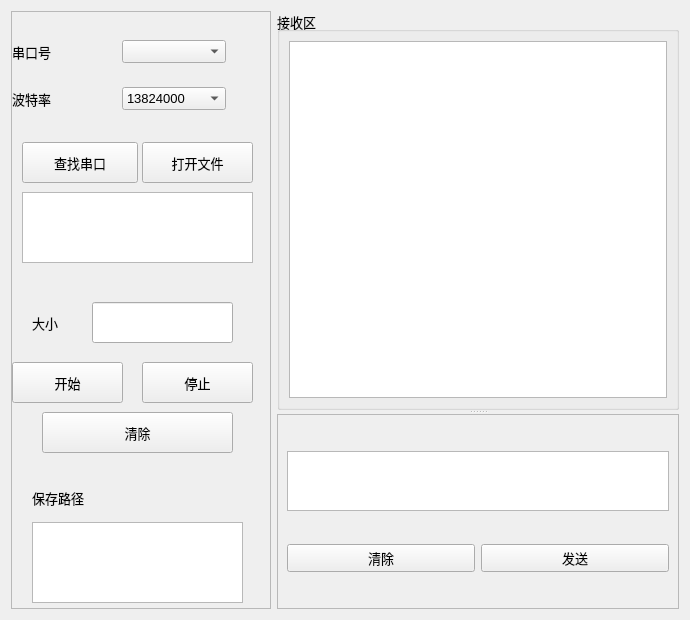
This is CreatePort.ui in xmsp1/SerialGUI as Qt 5 draws it before an edit. The edited form follows.
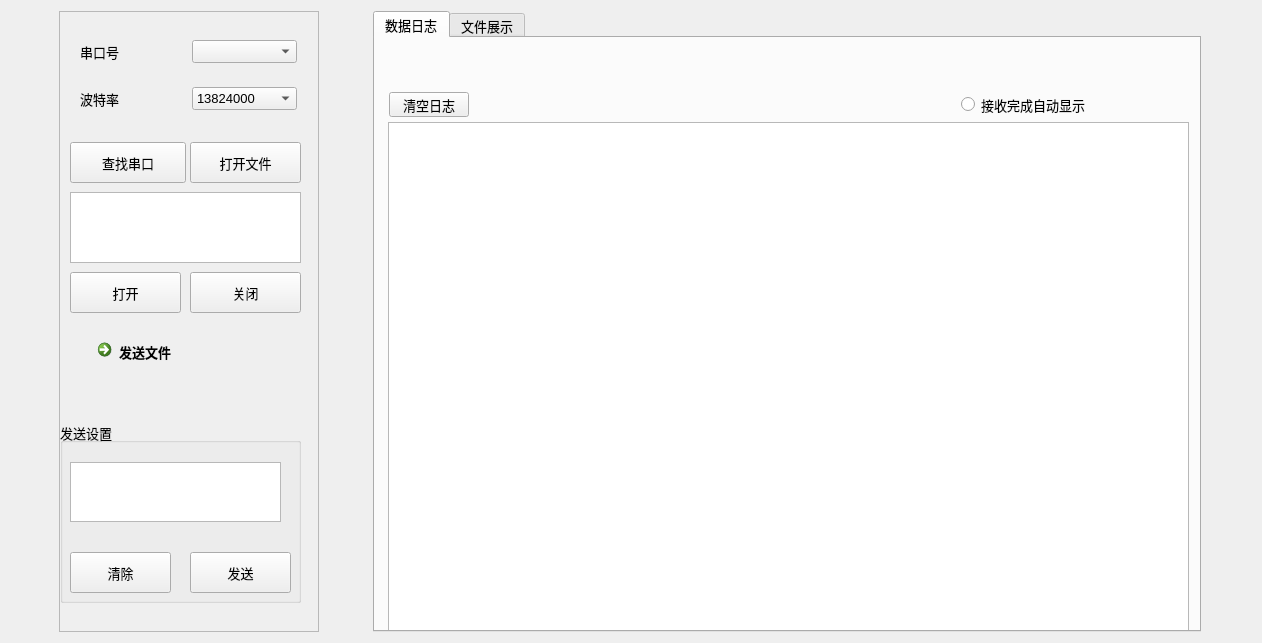
This is the edited form.

Commit message: 加载HTML

```diff
--- a/CreatePort.ui
+++ b/CreatePort.ui
@@ -6,8 +6,8 @@
    <rect>
     <x>0</x>
     <y>0</y>
-    <width>690</width>
-    <height>620</height>
+    <width>1262</width>
+    <height>643</height>
    </rect>
   </property>
   <property name="font">
@@ -18,84 +18,8 @@
   <property name="windowTitle">
    <string>Form</string>
   </property>
-  <layout class="QGridLayout" name="gridLayout_3">
-   <item row="0" column="1">
-    <widget class="QSplitter" name="splitter_2">
-     <property name="orientation">
-      <enum>Qt::Vertical</enum>
-     </property>
-     <widget class="QGroupBox" name="groupBox">
-      <property name="title">
-       <string>接收区</string>
-      </property>
-      <layout class="QHBoxLayout" name="horizontalLayout">
-       <item>
-        <widget class="QTextEdit" name="text_showR">
-         <property name="font">
-          <font>
-           <pointsize>10</pointsize>
-          </font>
-         </property>
-         <property name="html">
-          <string>&lt;!DOCTYPE HTML PUBLIC &quot;-//W3C//DTD HTML 4.0//EN&quot; &quot;http://www.w3.org/TR/REC-html40/strict.dtd&quot;&gt;
-&lt;html&gt;&lt;head&gt;&lt;meta name=&quot;qrichtext&quot; content=&quot;1&quot; /&gt;&lt;style type=&quot;text/css&quot;&gt;
-p, li { white-space: pre-wrap; }
-&lt;/style&gt;&lt;/head&gt;&lt;body style=&quot; font-family:'SimSun'; font-size:10pt; font-weight:400; font-style:normal;&quot;&gt;
-&lt;p style=&quot;-qt-paragraph-type:empty; margin-top:0px; margin-bottom:0px; margin-left:0px; margin-right:0px; -qt-block-indent:0; text-indent:0px;&quot;&gt;&lt;br /&gt;&lt;/p&gt;&lt;/body&gt;&lt;/html&gt;</string>
-         </property>
-        </widget>
-       </item>
-      </layout>
-     </widget>
-     <widget class="QScrollArea" name="scrollArea_2">
-      <property name="widgetResizable">
-       <bool>true</bool>
-      </property>
-      <widget class="QWidget" name="scrollAreaWidgetContents_2">
-       <property name="geometry">
-        <rect>
-         <x>0</x>
-         <y>0</y>
-         <width>404</width>
-         <height>193</height>
-        </rect>
-       </property>
-       <layout class="QGridLayout" name="gridLayout_2">
-        <item row="1" column="0">
-         <widget class="QPushButton" name="btn_clearS">
-          <property name="text">
-           <string>清除</string>
-          </property>
-         </widget>
-        </item>
-        <item row="1" column="1">
-         <widget class="QPushButton" name="btn_send">
-          <property name="text">
-           <string>发送</string>
-          </property>
-         </widget>
-        </item>
-        <item row="0" column="0" colspan="2">
-         <widget class="QTextEdit" name="text_showS">
-          <property name="maximumSize">
-           <size>
-            <width>16777215</width>
-            <height>60</height>
-           </size>
-          </property>
-          <property name="font">
-           <font>
-            <pointsize>10</pointsize>
-           </font>
-          </property>
-         </widget>
-        </item>
-       </layout>
-      </widget>
-     </widget>
-    </widget>
-   </item>
-   <item row="0" column="0">
+  <layout class="QHBoxLayout" name="horizontalLayout_3">
+   <item>
     <widget class="QScrollArea" name="scrollArea">
      <property name="maximumSize">
       <size>
@@ -112,15 +36,15 @@
         <x>0</x>
         <y>0</y>
         <width>258</width>
-        <height>600</height>
+        <height>623</height>
        </rect>
       </property>
       <widget class="QWidget" name="layoutWidget">
        <property name="geometry">
         <rect>
-         <x>0</x>
+         <x>20</x>
          <y>10</y>
-         <width>214</width>
+         <width>217</width>
          <height>107</height>
         </rect>
        </property>
@@ -189,40 +113,27 @@
       <widget class="QPushButton" name="btn_start">
        <property name="geometry">
         <rect>
-         <x>0</x>
-         <y>350</y>
+         <x>10</x>
+         <y>260</y>
          <width>111</width>
          <height>41</height>
         </rect>
        </property>
        <property name="text">
-        <string>开始</string>
+        <string>打开</string>
        </property>
       </widget>
       <widget class="QPushButton" name="btn_end">
        <property name="geometry">
         <rect>
          <x>130</x>
-         <y>350</y>
+         <y>260</y>
          <width>111</width>
          <height>41</height>
         </rect>
        </property>
        <property name="text">
-        <string>停止</string>
-       </property>
-      </widget>
-      <widget class="QPushButton" name="btn_clearR">
-       <property name="geometry">
-        <rect>
-         <x>30</x>
-         <y>400</y>
-         <width>191</width>
-         <height>41</height>
-        </rect>
-       </property>
-       <property name="text">
-        <string>清除</string>
+        <string>关闭</string>
        </property>
       </widget>
       <widget class="QTextEdit" name="text_showFile">
@@ -240,62 +151,6 @@
         </font>
        </property>
       </widget>
-      <widget class="QLabel" name="label_3">
-       <property name="geometry">
-        <rect>
-         <x>20</x>
-         <y>290</y>
-         <width>101</width>
-         <height>41</height>
-        </rect>
-       </property>
-       <property name="text">
-        <string>大小</string>
-       </property>
-      </widget>
-      <widget class="QLabel" name="label_4">
-       <property name="geometry">
-        <rect>
-         <x>20</x>
-         <y>460</y>
-         <width>111</width>
-         <height>51</height>
-        </rect>
-       </property>
-       <property name="text">
-        <string>保存路径</string>
-       </property>
-      </widget>
-      <widget class="QTextEdit" name="text_setFile">
-       <property name="geometry">
-        <rect>
-         <x>20</x>
-         <y>510</y>
-         <width>211</width>
-         <height>81</height>
-        </rect>
-       </property>
-       <property name="font">
-        <font>
-         <pointsize>10</pointsize>
-        </font>
-       </property>
-      </widget>
-      <widget class="QLineEdit" name="line_setSize">
-       <property name="geometry">
-        <rect>
-         <x>80</x>
-         <y>290</y>
-         <width>141</width>
-         <height>41</height>
-        </rect>
-       </property>
-       <property name="font">
-        <font>
-         <pointsize>10</pointsize>
-        </font>
-       </property>
-      </widget>
       <widget class="QPushButton" name="btn_searchPort">
        <property name="geometry">
         <rect>
@@ -309,9 +164,171 @@
         <string>查找串口</string>
        </property>
       </widget>
+      <widget class="QGroupBox" name="groupBox">
+       <property name="geometry">
+        <rect>
+         <x>0</x>
+         <y>410</y>
+         <width>241</width>
+         <height>181</height>
+        </rect>
+       </property>
+       <property name="title">
+        <string>发送设置</string>
+       </property>
+       <widget class="QTextEdit" name="text_showS">
+        <property name="geometry">
+         <rect>
+          <x>10</x>
+          <y>40</y>
+          <width>211</width>
+          <height>60</height>
+         </rect>
+        </property>
+        <property name="maximumSize">
+         <size>
+          <width>16777215</width>
+          <height>60</height>
+         </size>
+        </property>
+        <property name="font">
+         <font>
+          <pointsize>10</pointsize>
+         </font>
+        </property>
+       </widget>
+       <widget class="QPushButton" name="btn_clearS">
+        <property name="geometry">
+         <rect>
+          <x>10</x>
+          <y>130</y>
+          <width>101</width>
+          <height>41</height>
+         </rect>
+        </property>
+        <property name="text">
+         <string>清除</string>
+        </property>
+       </widget>
+       <widget class="QPushButton" name="btn_send">
+        <property name="geometry">
+         <rect>
+          <x>130</x>
+          <y>130</y>
+          <width>101</width>
+          <height>41</height>
+         </rect>
+        </property>
+        <property name="text">
+         <string>发送</string>
+        </property>
+       </widget>
+      </widget>
+      <widget class="QCommandLinkButton" name="btn_sendFile">
+       <property name="geometry">
+        <rect>
+         <x>30</x>
+         <y>320</y>
+         <width>185</width>
+         <height>41</height>
+        </rect>
+       </property>
+       <property name="text">
+        <string>发送文件</string>
+       </property>
+      </widget>
      </widget>
     </widget>
    </item>
+   <item>
+    <layout class="QHBoxLayout" name="horizontalLayout">
+     <item>
+      <widget class="QTabWidget" name="tabWidget">
+       <property name="maximumSize">
+        <size>
+         <width>828</width>
+         <height>664</height>
+        </size>
+       </property>
+       <property name="currentIndex">
+        <number>0</number>
+       </property>
+       <widget class="QWidget" name="tab">
+        <attribute name="title">
+         <string>数据日志</string>
+        </attribute>
+        <widget class="QTextEdit" name="text_showRecord">
+         <property name="geometry">
+          <rect>
+           <x>13</x>
+           <y>84</y>
+           <width>801</width>
+           <height>511</height>
+          </rect>
+         </property>
+         <property name="minimumSize">
+          <size>
+           <width>381</width>
+           <height>461</height>
+          </size>
+         </property>
+         <property name="html">
+          <string>&lt;!DOCTYPE HTML PUBLIC &quot;-//W3C//DTD HTML 4.0//EN&quot; &quot;http://www.w3.org/TR/REC-html40/strict.dtd&quot;&gt;
+&lt;html&gt;&lt;head&gt;&lt;meta name=&quot;qrichtext&quot; content=&quot;1&quot; /&gt;&lt;style type=&quot;text/css&quot;&gt;
+p, li { white-space: pre-wrap; }
+&lt;/style&gt;&lt;/head&gt;&lt;body style=&quot; font-family:'SimSun'; font-size:10pt; font-weight:400; font-style:normal;&quot;&gt;
+&lt;p style=&quot;-qt-paragraph-type:empty; margin-top:0px; margin-bottom:0px; margin-left:0px; margin-right:0px; -qt-block-indent:0; text-indent:0px;&quot;&gt;&lt;br /&gt;&lt;/p&gt;&lt;/body&gt;&lt;/html&gt;</string>
+         </property>
+        </widget>
+        <widget class="QWidget" name="layoutWidget">
+         <property name="geometry">
+          <rect>
+           <x>14</x>
+           <y>54</y>
+           <width>701</width>
+           <height>25</height>
+          </rect>
+         </property>
+         <layout class="QHBoxLayout" name="horizontalLayout_2">
+          <item>
+           <widget class="QPushButton" name="btn_claerT1">
+            <property name="text">
+             <string>清空日志</string>
+            </property>
+           </widget>
+          </item>
+          <item>
+           <spacer name="horizontalSpacer">
+            <property name="orientation">
+             <enum>Qt::Horizontal</enum>
+            </property>
+            <property name="sizeHint" stdset="0">
+             <size>
+              <width>148</width>
+              <height>20</height>
+             </size>
+            </property>
+           </spacer>
+          </item>
+          <item>
+           <widget class="QRadioButton" name="radio_show">
+            <property name="text">
+             <string>接收完成自动显示</string>
+            </property>
+           </widget>
+          </item>
+         </layout>
+        </widget>
+       </widget>
+       <widget class="QWidget" name="tab_2">
+        <attribute name="title">
+         <string>文件展示</string>
+        </attribute>
+       </widget>
+      </widget>
+     </item>
+    </layout>
+   </item>
   </layout>
  </widget>
  <resources/>
```
Left out of the diff: 18 changed lines with no effect on the pictures. The commit also changes 2 other files.
